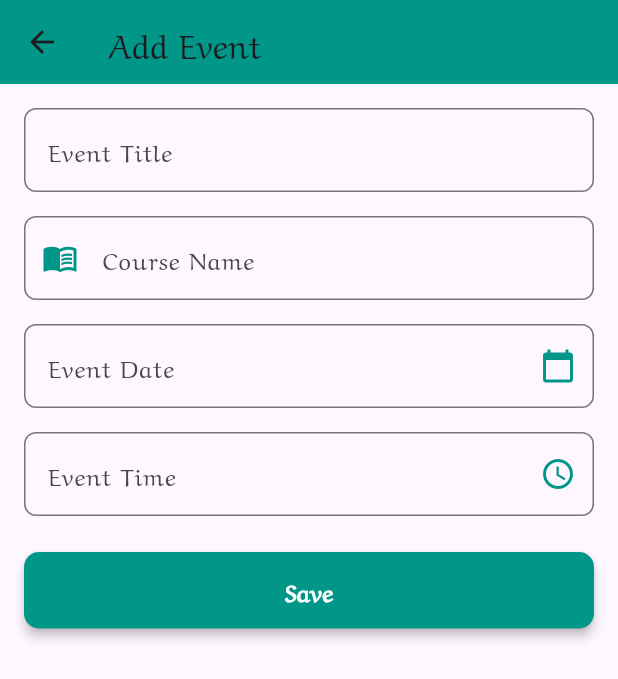
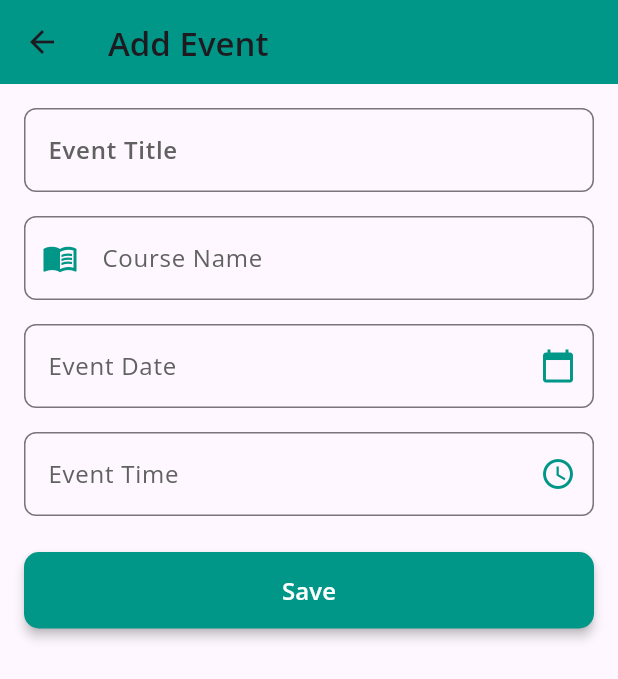
Before and after one commit to NassarBarahme/Study-Mate-App-Flutter, a Flutter app: the screen it shows after launch, after a tap on the "add" icon, on a phone screen of 412 x 824 dp. Shown: the top 679 px of the screen. Run offline on Flutter 3.47's test engine with Material 3 defaults, Android fonts, the phone set to English and light mode, and no system bars; our stand-ins replace google_fonts.

Commit message:
final update

```diff
--- a/lib/add_event.dart
+++ b/lib/add_event.dart
@@ -1,4 +1,5 @@
 import 'package:flutter/material.dart';
+import 'package:google_fonts/google_fonts.dart';
 
 class AddEvent extends StatefulWidget {
   const AddEvent({super.key});
@@ -43,7 +44,7 @@ class _AddEventState extends State<AddEvent> {
   Widget build(BuildContext context) {
     return Scaffold(
       appBar: AppBar(
-        title: const Text("Add Event"),
+        title: Text("Add Event", style: GoogleFonts.openSans(fontWeight: FontWeight.w600)),
         backgroundColor: _primaryColor,
       ),
       body: SingleChildScrollView(
@@ -55,9 +56,12 @@ class _AddEventState extends State<AddEvent> {
               // Event Title
               TextFormField(
                 controller: _titleController,
+                style: GoogleFonts.openSans(fontSize: 16, fontWeight: FontWeight.w600, color: Colors.black87),
                 decoration: InputDecoration(
                   labelText: "Event Title",
+                  labelStyle: GoogleFonts.openSans(fontWeight: FontWeight.w600, color: Colors.grey[700]),
                   hintText: "Enter the title of your event",
+                  hintStyle: GoogleFonts.openSans(color: Colors.grey[400]),
                   border: _defaultBorder(),
                   focusedBorder: _focusedBorder(),
                 ),
@@ -78,14 +82,16 @@ class _AddEventState extends State<AddEvent> {
               // Course Name
               TextFormField(
                 controller: _courseController,
+                style: GoogleFonts.openSans(fontSize: 16, color: Colors.black87),
                 decoration: InputDecoration(
                   labelText: "Course Name",
+                  labelStyle: GoogleFonts.openSans(color: Colors.grey[700]),
                   hintText: "Enter course name (optional)",
+                  hintStyle: GoogleFonts.openSans(color: Colors.grey[400]),
                   border: _defaultBorder(),
                   focusedBorder: _focusedBorder(),
                   prefixIcon: const Icon(Icons.menu_book, color: _primaryColor),
                 ),
-
               ),
               const SizedBox(height: 16),
 
@@ -93,9 +99,12 @@ class _AddEventState extends State<AddEvent> {
               TextFormField(
                 controller: _dateController,
                 readOnly: true,
+                style: GoogleFonts.openSans(fontSize: 16, color: Colors.black87),
                 decoration: InputDecoration(
                   labelText: "Event Date",
+                  labelStyle: GoogleFonts.openSans(color: Colors.grey[700]),
                   hintText: "Select event date",
+                  hintStyle: GoogleFonts.openSans(color: Colors.grey[400]),
                   border: _defaultBorder(),
                   focusedBorder: _focusedBorder(),
                   suffixIcon: const Icon(Icons.calendar_today, color: _primaryColor),
@@ -107,7 +116,6 @@ class _AddEventState extends State<AddEvent> {
                     firstDate: DateTime(2000),
                     lastDate: DateTime(2100),
                     builder: (context, child) {
-                      // small theming so the date picker matches primary color
                       return Theme(
                         data: Theme.of(context).copyWith(
                           colorScheme: ColorScheme.light(primary: _primaryColor),
@@ -137,9 +145,12 @@ class _AddEventState extends State<AddEvent> {
               TextFormField(
                 controller: _timeController,
                 readOnly: true,
+                style: GoogleFonts.openSans(fontSize: 16, color: Colors.black87),
                 decoration: InputDecoration(
                   labelText: "Event Time",
+                  labelStyle: GoogleFonts.openSans(color: Colors.grey[700]),
                   hintText: "Select event time",
+                  hintStyle: GoogleFonts.openSans(color: Colors.grey[400]),
                   border: _defaultBorder(),
                   focusedBorder: _focusedBorder(),
                   suffixIcon: const Icon(Icons.access_time, color: _primaryColor),
@@ -190,12 +201,10 @@ class _AddEventState extends State<AddEvent> {
                   ),
                   onPressed: () {
                     if (_formKey.currentState!.validate()) {
-                      // read values
                       final course = _courseController.text.trim();
                       final date = _dateController.text;
                       final time = _timeController.text;
                       final title = _titleController.text.trim();
-
 
                       debugPrint("Saved event: $title | course: $course | date: $date | time: $time");
 
@@ -203,11 +212,10 @@ class _AddEventState extends State<AddEvent> {
                         const SnackBar(content: Text('Event saved successfully!')),
                       );
 
-
                       // Navigator.pop(context, { 'title': title, 'course': course, 'date': date, 'time': time });
                     }
                   },
-                  child: const Text("Save", style: TextStyle(fontSize: 16, fontWeight: FontWeight.w600)),
+                  child: Text("Save", style: GoogleFonts.openSans(fontSize: 16, fontWeight: FontWeight.w600)),
                 ),
               ),
             ],
--- a/lib/profile.dart
+++ b/lib/profile.dart
@@ -26,14 +26,18 @@ class ProfilePage extends StatelessWidget {
                     radius: 70,
                     backgroundColor: Colors.teal.shade100,
                     child: ClipOval(
-                      child: Image.asset(
-                        'image/76d79a84-36ef-447d-b8b1-567e4fd3cb2d.png',
-                        width: 140,
-                        height: 140,
-                        fit: BoxFit.cover,
+                      child: Align(
+                        alignment: const Alignment(0, -10), // نزلنا الصورة كثير
+                        child: Image.asset(
+                          'image/WhatsApp Image 2025-08-16 at 21.59.40_b482b9c9.jpg',
+                          width: 140,
+                          height: 160, // كبرنا شوي لتسهيل القص
+                          fit: BoxFit.cover,
+                        ),
                       ),
                     ),
                   ),
+
                   Positioned(
                     bottom: 0,
                     right: 4,
--- a/pubspec.yaml
+++ b/pubspec.yaml
@@ -69,7 +69,7 @@ flutter:
 
   # To add assets to your application, add an assets section, like this:
   assets:
-     - image/76d79a84-36ef-447d-b8b1-567e4fd3cb2d.png
+     - image/WhatsApp Image 2025-08-16 at 21.59.40_b482b9c9.jpg
   #   - images/a_dot_ham.jpeg
 
   # An image asset can refer to one or more resolution-specific "variants", see
```
Also changed, not shown: image/WhatsApp Image 2025-08-16 at 21.59.40_b482b9c9.jpg (added), image/profile.png (added).
